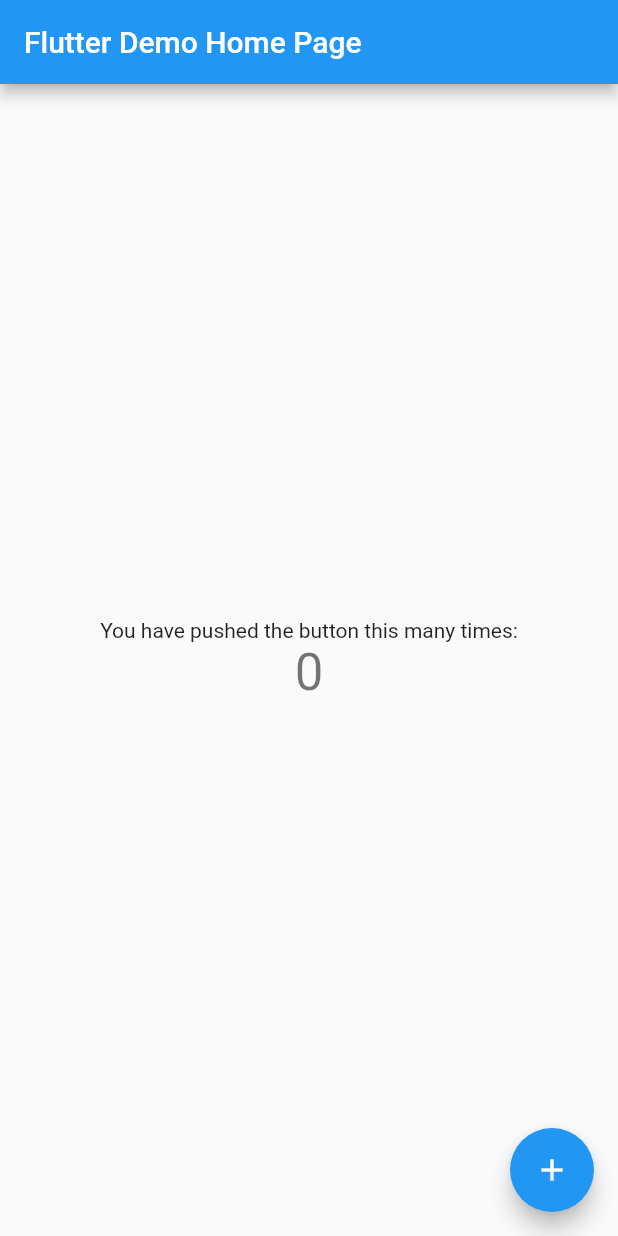
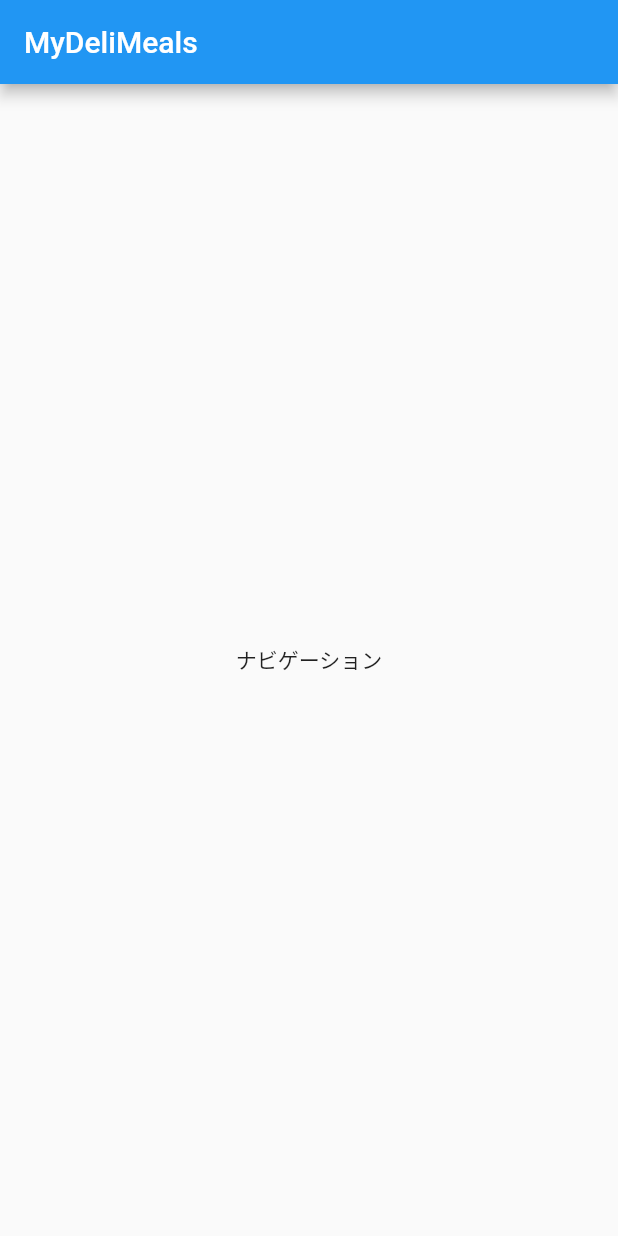
Before and after one commit to takahigu322/mymeatapp, a Flutter app: the screen it shows after launch, on a phone screen of 412 x 824 dp. Run offline on Flutter 3.47's test engine with Material 2 defaults, Android fonts, the phone set to English and light mode, and no system bars.

Commit message:
20200902

```diff
--- a/lib/main.dart
+++ b/lib/main.dart
@@ -9,108 +9,30 @@ class MyApp extends StatelessWidget {
   @override
   Widget build(BuildContext context) {
     return MaterialApp(
-      title: 'Flutter Demo',
+      title: 'My Meal App',
       theme: ThemeData(
-        // This is the theme of your application.
-        //
-        // Try running your application with "flutter run". You'll see the
-        // application has a blue toolbar. Then, without quitting the app, try
-        // changing the primarySwatch below to Colors.green and then invoke
-        // "hot reload" (press "r" in the console where you ran "flutter run",
-        // or simply save your changes to "hot reload" in a Flutter IDE).
-        // Notice that the counter didn't reset back to zero; the application
-        // is not restarted.
         primarySwatch: Colors.blue,
-        // This makes the visual density adapt to the platform that you run
-        // the app on. For desktop platforms, the controls will be smaller and
-        // closer together (more dense) than on mobile platforms.
         visualDensity: VisualDensity.adaptivePlatformDensity,
       ),
-      home: MyHomePage(title: 'Flutter Demo Home Page'),
+      home: MyHomePage(),
     );
   }
 }
 
 class MyHomePage extends StatefulWidget {
-  MyHomePage({Key key, this.title}) : super(key: key);
-
-  // This widget is the home page of your application. It is stateful, meaning
-  // that it has a State object (defined below) that contains fields that affect
-  // how it looks.
-
-  // This class is the configuration for the state. It holds the values (in this
-  // case the title) provided by the parent (in this case the App widget) and
-  // used by the build method of the State. Fields in a Widget subclass are
-  // always marked "final".
-
-  final String title;
-
   @override
   _MyHomePageState createState() => _MyHomePageState();
 }
 
 class _MyHomePageState extends State<MyHomePage> {
-  int _counter = 0;
-
-  void _incrementCounter() {
-    setState(() {
-      // This call to setState tells the Flutter framework that something has
-      // changed in this State, which causes it to rerun the build method below
-      // so that the display can reflect the updated values. If we changed
-      // _counter without calling setState(), then the build method would not be
-      // called again, and so nothing would appear to happen.
-      _counter++;
-    });
-  }
-
   @override
   Widget build(BuildContext context) {
-    // This method is rerun every time setState is called, for instance as done
-    // by the _incrementCounter method above.
-    //
-    // The Flutter framework has been optimized to make rerunning build methods
-    // fast, so that you can just rebuild anything that needs updating rather
-    // than having to individually change instances of widgets.
     return Scaffold(
       appBar: AppBar(
-        // Here we take the value from the MyHomePage object that was created by
-        // the App.build method, and use it to set our appbar title.
-        title: Text(widget.title),
+        title: Text("MyDeliMeals"),
       ),
       body: Center(
-        // Center is a layout widget. It takes a single child and positions it
-        // in the middle of the parent.
-        child: Column(
-          // Column is also a layout widget. It takes a list of children and
-          // arranges them vertically. By default, it sizes itself to fit its
-          // children horizontally, and tries to be as tall as its parent.
-          //
-          // Invoke "debug painting" (press "p" in the console, choose the
-          // "Toggle Debug Paint" action from the Flutter Inspector in Android
-          // Studio, or the "Toggle Debug Paint" command in Visual Studio Code)
-          // to see the wireframe for each widget.
-          //
-          // Column has various properties to control how it sizes itself and
-          // how it positions its children. Here we use mainAxisAlignment to
-          // center the children vertically; the main axis here is the vertical
-          // axis because Columns are vertical (the cross axis would be
-          // horizontal).
-          mainAxisAlignment: MainAxisAlignment.center,
-          children: <Widget>[
-            Text(
-              'You have pushed the button this many times:',
-            ),
-            Text(
-              '$_counter',
-              style: Theme.of(context).textTheme.headline4,
-            ),
-          ],
-        ),
-      ),
-      floatingActionButton: FloatingActionButton(
-        onPressed: _incrementCounter,
-        tooltip: 'Increment',
-        child: Icon(Icons.add),
+        child: Text("ナビゲーション"),
       ), // This trailing comma makes auto-formatting nicer for build methods.
     );
   }
```
Also changed, not shown: lib/categories_screen.dart (added, +17 -0 lines), lib/dummy_data.dart (added, +10 -0 lines), lib/models/category.dart (added, +13 -0 lines).
